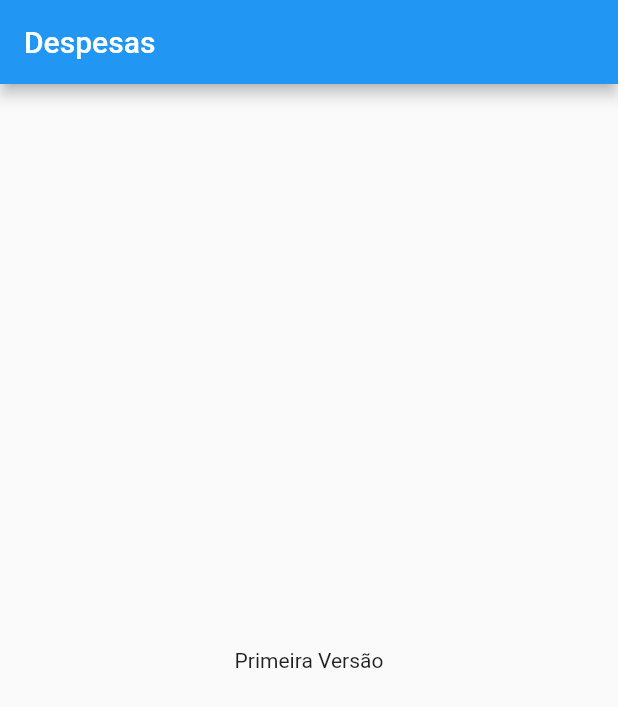
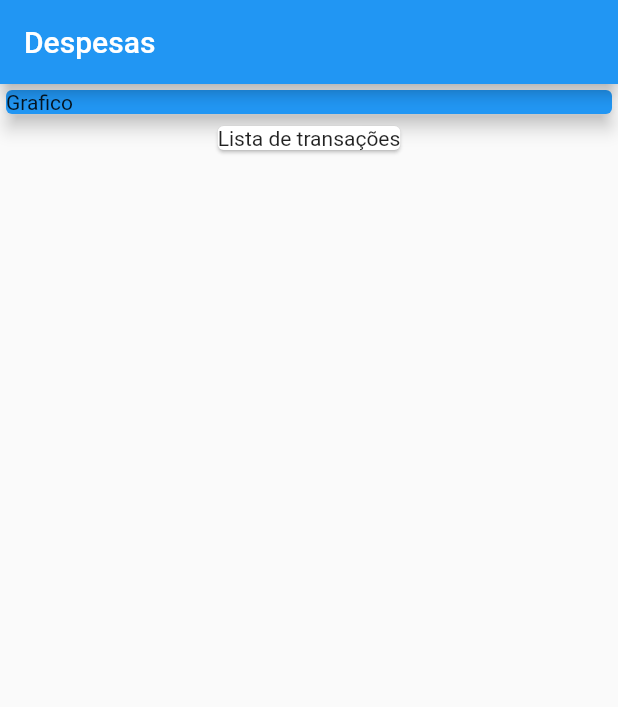
Before and after one commit to anarodrigues1996/expenses, a Flutter app: the screen it shows after launch, on a phone screen of 412 x 824 dp. Shown: the top 707 px of the screen. Run offline on Flutter 3.47's test engine with Material 2 defaults, Android fonts, the phone set to English and light mode, and no system bars.

Commit message:
Column and Card Widget

```diff
--- a/lib/Pages/home_page.dart
+++ b/lib/Pages/home_page.dart
@@ -10,9 +10,21 @@ class HomePage extends StatelessWidget {
       appBar: AppBar(
         title: const Text('Despesas'),
       ),
-      body:  const Center(
-      child: Text('Primeira Versão'),
-    ),
+      body:  Column(
+        children: const[
+            SizedBox(
+            width: double.infinity,
+            child: Card(
+              color: Colors.blue,
+              elevation: 5,
+              child: Text('Grafico'),
+            ),
+          ),
+           Card(
+            child: Text('Lista de transações'),
+          ),
+        ],
+      )
     );
   }
 }
```
